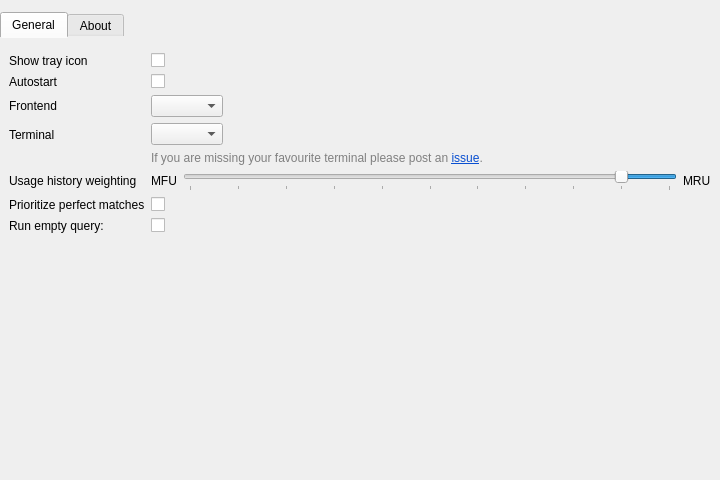
albertlauncher/albert, file src/settings/settingswindow.ui: the form before one commit.
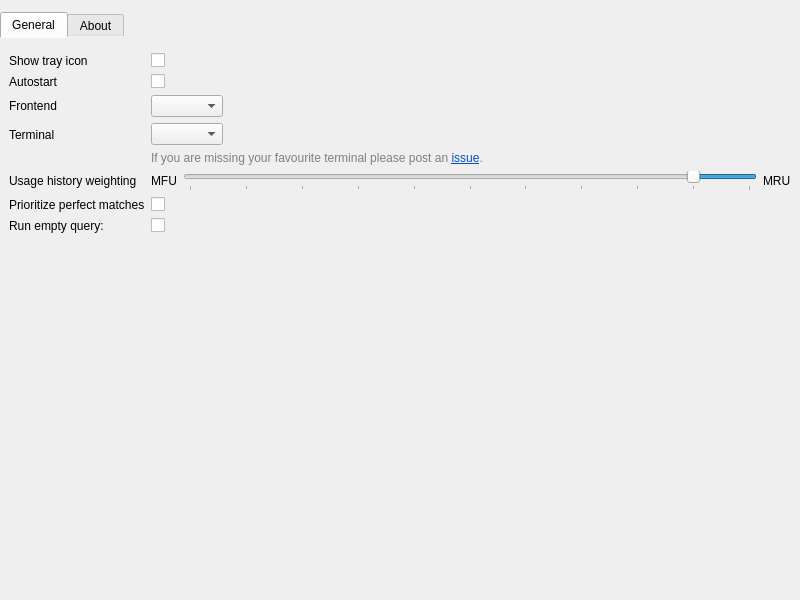
The form after the commit. Icons and pictures are not drawn.

The edit to the form file:
```diff
--- a/src/settings/settingswindow.ui
+++ b/src/settings/settingswindow.ui
@@ -6,8 +6,8 @@
    <rect>
     <x>0</x>
     <y>0</y>
-    <width>720</width>
-    <height>480</height>
+    <width>800</width>
+    <height>600</height>
    </rect>
   </property>
   <property name="minimumSize">
@@ -66,14 +66,6 @@
           <bool>true</bool>
          </property>
          <widget class="QWidget" name="scrollAreaGeneralContents">
-          <property name="geometry">
-           <rect>
-            <x>0</x>
-            <y>0</y>
-            <width>720</width>
-            <height>447</height>
-           </rect>
-          </property>
           <layout class="QFormLayout" name="formLayout_general">
            <item row="0" column="0">
             <widget class="QLabel" name="label_show_tray">
```
